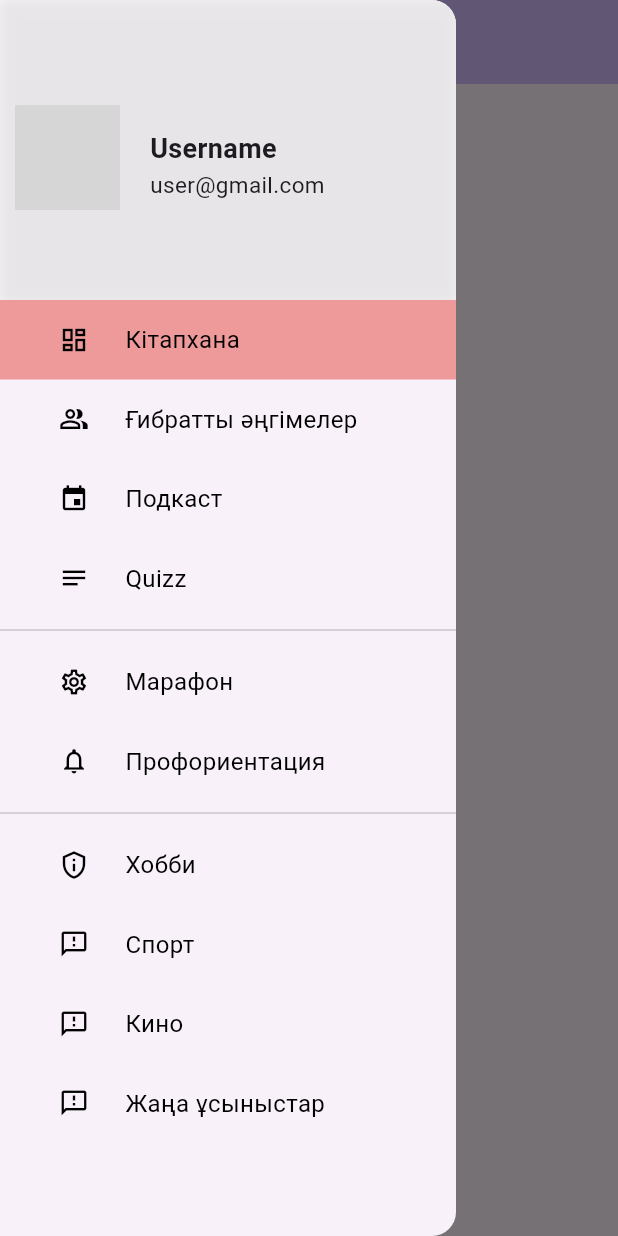
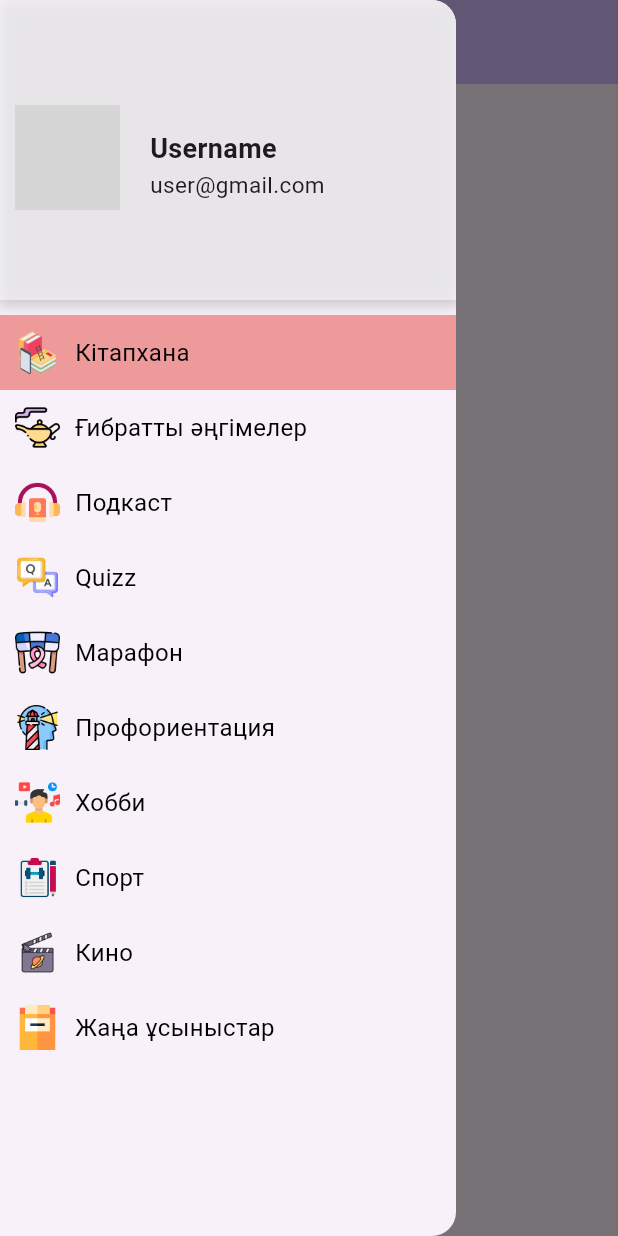
Before and after one commit to myktybayev/ozindiDamytFlutter2, a Flutter app: the screen it shows after launch, with the side drawer open, on a phone screen of 412 x 824 dp. Run offline on Flutter 3.47's test engine with Material 3 defaults, Android fonts, the phone set to English and light mode, and no system bars; network calls fail; grey boxes are pictures that could not be loaded.

Commit message:
icons changed

```diff
--- a/lib/core/navigation/navigation.dart
+++ b/lib/core/navigation/navigation.dart
@@ -32,7 +32,7 @@ class NavigationState extends State<Navigation> {
       container = PodcastPage();
     } else if (currentPage == DrawerSections.quiz) {
       container = QuizPage();
-    } else if (currentPage == DrawerSections.maraphone) {
+    } else if (currentPage == DrawerSections.marathon) {
       container = MaraphonePage();
     } else if (currentPage == DrawerSections.proforintation) {
       container = ProforintationPage();
@@ -52,7 +52,13 @@ class NavigationState extends State<Navigation> {
       ),
       drawer: Drawer(
         child: ListView(
-          children: [MyHeaderDrawer(), MyDrawerList()],
+          children: [
+            MyHeaderDrawer(),
+            const SizedBox(
+              height: 10,
+            ),
+            MyDrawerList()
+          ],
         ),
       ),
       body: container,
@@ -63,33 +69,31 @@ class NavigationState extends State<Navigation> {
   Widget MyDrawerList() {
     return Column(
       children: [
-        menuItem(1, "Кітапхана", Icons.dashboard_outlined,
+        menuItem(1, "Кітапхана", "library.png",
             currentPage == DrawerSections.library ? true : false),
-        menuItem(2, "Ғибратты әңгімелер", Icons.people_alt_outlined,
+        menuItem(2, "Ғибратты әңгімелер", "stoury.png",
             currentPage == DrawerSections.stoury ? true : false),
-        menuItem(3, "Подкаст", Icons.event,
+        menuItem(3, "Подкаст", "podcast.png",
             currentPage == DrawerSections.podcast ? true : false),
-        menuItem(4, "Quizz", Icons.notes,
+        menuItem(4, "Quizz", "quiz.png",
             currentPage == DrawerSections.quiz ? true : false),
-        Divider(),
-        menuItem(5, "Марафон", Icons.settings_outlined,
-            currentPage == DrawerSections.maraphone ? true : false),
-        menuItem(6, "Профориентация", Icons.notifications_outlined,
+        menuItem(5, "Марафон", "marathon.png",
+            currentPage == DrawerSections.marathon ? true : false),
+        menuItem(6, "Профориентация", "proforintation.png",
             currentPage == DrawerSections.proforintation ? true : false),
-        Divider(),
-        menuItem(7, "Хобби", Icons.privacy_tip_outlined,
+        menuItem(7, "Хобби", "hobby.png",
             currentPage == DrawerSections.hobby ? true : false),
-        menuItem(8, "Спорт", Icons.feedback_outlined,
+        menuItem(8, "Спорт", "sport.png",
             currentPage == DrawerSections.sport ? true : false),
-        menuItem(9, "Кино", Icons.feedback_outlined,
+        menuItem(9, "Кино", "movies.png",
             currentPage == DrawerSections.cinema ? true : false),
-        menuItem(10, "Жаңа ұсыныстар", Icons.feedback_outlined,
+        menuItem(10, "Жаңа ұсыныстар", "new_recommendation.png",
             currentPage == DrawerSections.new_recommendation ? true : false),
       ],
     );
   }
 
-  Widget menuItem(int id, String title, IconData icon, bool selected) {
+  Widget menuItem(int id, String title, String icon, bool selected) {
     return Material(
       color: selected ? Colors.red[200] : Colors.transparent,
       child: InkWell(
@@ -105,7 +109,7 @@ class NavigationState extends State<Navigation> {
             } else if (id == 4) {
               currentPage = DrawerSections.quiz;
             } else if (id == 5) {
-              currentPage = DrawerSections.maraphone;
+              currentPage = DrawerSections.marathon;
             } else if (id == 6) {
               currentPage = DrawerSections.proforintation;
             } else if (id == 7) {
@@ -120,18 +124,19 @@ class NavigationState extends State<Navigation> {
           });
         },
         child: Padding(
-          padding: EdgeInsets.all(15.0),
+          padding: EdgeInsets.all(10.0),
           child: Row(
             children: [
-              Expanded(
-                child: Icon(
-                  icon,
-                  size: 20,
-                  color: Colors.black,
-                ),
+              Image(
+                image: AssetImage('assets/icons/$icon'),
+                height: 30,
+                width: 30,
+              ),
+              const SizedBox(
+                width: 10,
               ),
               Expanded(
-                flex: 3,
+                flex: 2,
                 child: Text(
                   title,
                   style: TextStyle(
@@ -152,7 +157,7 @@ enum DrawerSections {
   cinema,
   hobby,
   library,
-  maraphone,
+  marathon,
   new_recommendation,
   podcast,
   proforintation,
--- a/pubspec.yaml
+++ b/pubspec.yaml
@@ -59,8 +59,8 @@ flutter:
   uses-material-design: true
 
   # To add assets to your application, add an assets section, like this:
-  # assets:
-  #   - images/a_dot_burr.jpeg
+  assets:
+     - assets/icons/
   #   - images/a_dot_ham.jpeg
 
   # An image asset can refer to one or more resolution-specific "variants", see
```
Also changed, not shown: assets/icons/hobby.png (added), assets/icons/library.png (added), assets/icons/marathon.png (added), assets/icons/movies.png (added), assets/icons/new_recommendation.png (added), assets/icons/podcast.png (added), assets/icons/proforintation.png (added), assets/icons/quiz.png (added), assets/icons/sport.png (added), assets/icons/stoury.png (added).
